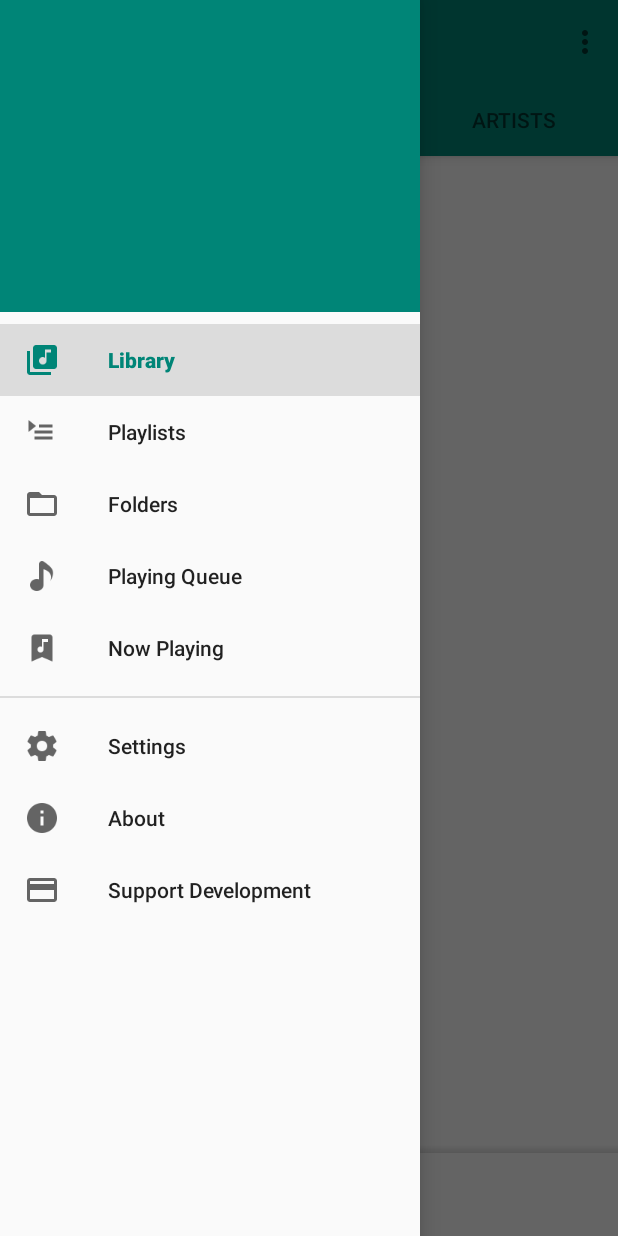
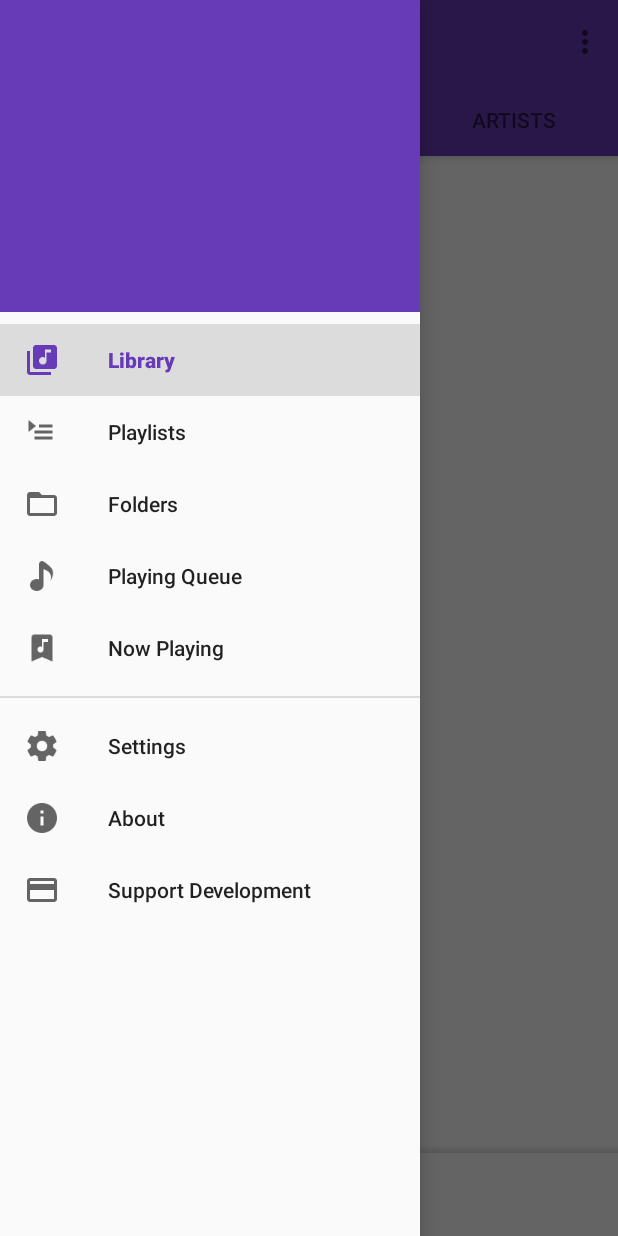
Before and after one commit to wandereryoungg/MyTimber, an Android app: the screen it shows after launch (MainActivity), with the side drawer open, on a phone screen of 412 x 824 dp. Run offline under Robolectric (Android 15) with nearby library versions, the phone set to English and light mode, and no system bars; our stand-ins replace CircleImageView; libraries missing offline, so code that uses them is left out: androidx.palette.graphics, com.afollestad.materialdialogs, com.anjlab.android, com.nostra13.universalimageloader, com.young.appthemeengine and 1 more; 12 statements that could not run were skipped.

Commit message:
3/27在家

```diff
--- a/app/src/main/java/com/young/timber/TimberApp.java
+++ b/app/src/main/java/com/young/timber/TimberApp.java
@@ -2,13 +2,63 @@ package com.young.timber;
 
 import androidx.multidex.MultiDexApplication;
 
+import com.nostra13.universalimageloader.core.ImageLoader;
+import com.nostra13.universalimageloader.core.ImageLoaderConfiguration;
+import com.nostra13.universalimageloader.core.download.BaseImageDownloader;
+import com.nostra13.universalimageloader.utils.L;
+import com.young.appthemeengine.ATE;
 import com.young.timber.permissions.Young;
+import com.young.timber.utils.PreferencesUtility;
+
+import java.io.IOException;
+import java.io.InputStream;
 
 public class TimberApp extends MultiDexApplication {
+
+    private static TimberApp mInstance;
+
+    public static synchronized TimberApp getInstance() {
+        return mInstance;
+    }
 
     @Override
     public void onCreate() {
         super.onCreate();
+        mInstance = this;
+
+        ImageLoaderConfiguration localImageLoaderConfiguration = new ImageLoaderConfiguration.Builder(this)
+                .imageDownloader(new BaseImageDownloader(this) {
+                    PreferencesUtility pref = PreferencesUtility.getInstance(TimberApp.this);
+
+                    @Override
+                    protected InputStream getStreamFromNetwork(String imageUri, Object extra) throws IOException {
+                        if (pref.loadArtistAndAlbumImages()) {
+                            return super.getStreamFromNetwork(imageUri, extra);
+                        }
+                        throw new IOException();
+                    }
+                }).build();
+        ImageLoader.getInstance().init(localImageLoaderConfiguration);
+        L.writeLogs(false);
+        L.writeDebugLogs(false);
         Young.init(this);
+
+        if (!ATE.config(this, "light_theme").isConfigured()) {
+            ATE.config(this,"light_theme")
+                    .activityTheme(R.style.AppThemeLight)
+                    .primaryColorRes(R.color.colorPrimaryLightDefault)
+                    .accentColorRes(R.color.colorAccentLightDefault)
+                    .coloredNavigationBar(false)
+                    .usingMaterialDialogs(true)
+                    .commit();
+        }
+        if(!ATE.config(this,"dark_theme").isConfigured()){
+            ATE.config(this,"dark_theme")
+                    .activityTheme(R.style.AppThemeDark)
+
+        }
+
+
+
     }
 }
--- a/app/src/main/java/com/young/timber/utils/PreferencesUtility.java
+++ b/app/src/main/java/com/young/timber/utils/PreferencesUtility.java
@@ -4,6 +4,7 @@ import android.content.Context;
 import android.content.Intent;
 import android.content.SharedPreferences;
 import android.net.ConnectivityManager;
+import android.net.NetworkInfo;
 import android.os.Bundle;
 
 import com.young.timber.MusicPlayer;
@@ -171,6 +172,16 @@ public final class PreferencesUtility {
     }
 
     public boolean loadArtistAndAlbumImages() {
+        if (mPreferences.getBoolean(ARTIST_ALBUM_IMAGE, true)) {
+            if (!mPreferences.getBoolean(ARTIST_ALBUM_IMAGE_MOBILE, true)) {
+                if (connManager == null) {
+                    connManager = (ConnectivityManager) context.getSystemService(Context.CONNECTIVITY_SERVICE);
+                    NetworkInfo info = connManager.getActiveNetworkInfo();
+                    return info != null && info.getType() == ConnectivityManager.TYPE_WIFI;
+                }
+                return true;
+            }
+        }
         return false;
     }
 }
--- /dev/null
+++ b/app/src/main/res/color/state_selector_dark.xml
@@ -0,0 +1,5 @@
+<?xml version="1.0" encoding="utf-8"?>
+<selector xmlns:android="http://schemas.android.com/apk/res/android">
+    <item android:color="#ffffff" android:state_checked="true" />
+    <item android:color="#ffffff" android:state_checked="false" />
+</selector>
--- /dev/null
+++ b/app/src/main/res/color/state_selector_light.xml
@@ -0,0 +1,5 @@
+<?xml version="1.0" encoding="utf-8"?>
+<selector xmlns:android="http://schemas.android.com/apk/res/android">
+    <item android:color="#673AB7" android:state_checked="true" />
+    <item android:color="#000000" android:state_checked="false" />
+</selector>
--- /dev/null
+++ b/app/src/main/res/drawable/progress_drawable.xml
@@ -0,0 +1,19 @@
+<?xml version="1.0" encoding="utf-8"?>
+<layer-list xmlns:android="http://schemas.android.com/apk/res/android">
+
+    <item android:id="@android:id/background">
+        <shape>
+            <solid
+                android:color="@android:color/transparent" />
+        </shape>
+    </item>
+
+    <item android:id="@android:id/progress">
+        <clip>
+            <shape>
+                <solid
+                    android:color="#FF4081" />
+            </shape>
+        </clip>
+    </item>
+</layer-list>
--- /dev/null
+++ b/app/src/main/res/drawable/progress_drawable_dark.xml
@@ -0,0 +1,19 @@
+<?xml version="1.0" encoding="utf-8"?>
+<layer-list xmlns:android="http://schemas.android.com/apk/res/android">
+
+    <item android:id="@android:id/background">
+        <shape>
+            <solid
+                android:color="@android:color/transparent" />
+        </shape>
+    </item>
+
+    <item android:id="@android:id/progress">
+        <clip>
+            <shape>
+                <solid
+                    android:color="#ffb701" />
+            </shape>
+        </clip>
+    </item>
+</layer-list>
--- /dev/null
+++ b/app/src/main/res/drawable/progress_drawable_withbackground.xml
@@ -0,0 +1,19 @@
+<?xml version="1.0" encoding="utf-8"?>
+<layer-list xmlns:android="http://schemas.android.com/apk/res/android">
+
+    <item android:id="@android:id/background">
+        <shape>
+            <solid
+                android:color="#33000000" />
+        </shape>
+    </item>
+
+    <item android:id="@android:id/progress">
+        <clip>
+            <shape>
+                <solid
+                    android:color="#FF4081" />
+            </shape>
+        </clip>
+    </item>
+</layer-list>
--- /dev/null
+++ b/app/src/main/res/drawable/progress_drawable_withbackground_dark.xml
@@ -0,0 +1,19 @@
+<?xml version="1.0" encoding="utf-8"?>
+<layer-list xmlns:android="http://schemas.android.com/apk/res/android">
+
+    <item android:id="@android:id/background">
+        <shape>
+            <solid
+                android:color="#33ffffff" />
+        </shape>
+    </item>
+
+    <item android:id="@android:id/progress">
+        <clip>
+            <shape>
+                <solid
+                    android:color="#ffb701" />
+            </shape>
+        </clip>
+    </item>
+</layer-list>
--- a/app/src/main/res/values/attrs.xml
+++ b/app/src/main/res/values/attrs.xml
@@ -1,5 +1,7 @@
 <?xml version="1.0" encoding="utf-8"?>
 <resources>
+
+    <attr name="ate_key" format="string" />
 
     <declare-styleable name="SlidingUpPanelLayout">
         <attr name="panelHeight" format="dimension" />
--- a/app/src/main/res/values/colors.xml
+++ b/app/src/main/res/values/colors.xml
@@ -1,6 +1,41 @@
 <?xml version="1.0" encoding="utf-8"?>
 <resources>
-    <color name="colorPrimary">#008577</color>
-    <color name="colorPrimaryDark">#00574B</color>
-    <color name="colorAccent">#D81B60</color>
+
+    <color name="window_background">#FFF5F5F5</color>
+    <color name="window_background_dark">#212121</color>
+    <color name="window_background_black">#000000</color>
+    <color name="bt_accent">#00B8D4</color>
+
+    <color name="colorPrimary">#673AB7</color>
+    <color name="colorPrimaryDark">#512DA8</color>
+    <color name="colorAccent">#FF4081</color>
+
+    <color name="colorPrimaryDarkTheme">#4a4959</color>
+    <color name="colorPrimaryDarkDarkTheme">#525065</color>
+    <color name="colorAccentDarkTheme">#ffb701</color>
+
+    <color name="colorPrimaryBlack">#000000</color>
+    <color name="colorPrimaryDarkBlack">#000000</color>
+    <color name="colorAccentBlack">#ffffff</color>
+
+    <color name="colorSelectableItemWhite">#77ffffff</color>
+
+    <color name="pink_transparent">#44700d39</color>
+    <color name="green_transparent">#44375a1f</color>
+    <color name="blue_transparent">#44293576</color>
+    <color name="red_transparent">#447f3907</color>
+    <color name="purple_transparent">#44432677</color>
+
+    <color name="black_translucent">#66000000</color>
+    <color name="white_translucent">#c8ffffff</color>
+
+    <color name="progressBackgroundColorLight">#33000000</color>
+    <color name="progressBackgroundColorDark">#33ffffff</color>
+
+    <color name="colorPrimaryLightDefault">#FAFAFA</color>
+    <color name="colorAccentLightDefault">#E91E63</color>
+
+    <color name="colorPrimaryDarkDefault">#37474F</color>
+    <color name="colorAccentDarkDefault">#2196F3</color>
+
 </resources>
--- a/app/src/main/res/values/styles.xml
+++ b/app/src/main/res/values/styles.xml
@@ -1,4 +1,13 @@
 <resources>
+
+    <attr format="reference" name="cardStyle"/>
+    <attr format="reference" name="accentColor"/>
+    <attr format="reference" name="iconColor"/>
+    <attr format="reference" name="windowBackground"/>
+    <attr format="reference" name="progressBackgroundColor"/>
+    <attr format="reference" name="progressDrawable"/>
+    <attr format="reference" name="progressDrawableWithBackground" />
+    <attr format="reference" name="stateSelector" />
 
     <!-- Base application theme. -->
     <style name="AppTheme" parent="Theme.AppCompat.Light.NoActionBar">
@@ -22,4 +31,54 @@
         <item name="rippleColor">@android:color/white</item>
     </style>
 
+    <style name="ThemeBaseLight" parent="Theme.AppCompat.Light.NoActionBar">
+        <item name="colorPrimary">@color/colorPrimary</item>
+        <item name="colorPrimaryDark">@color/colorPrimaryDark</item>
+        <item name="colorAccent">@color/colorAccent</item>
+        <item name="android:windowBackground">@color/window_background</item>
+        <item name="cardStyle">@style/CardViewStyle.Light</item>
+        <item name="accentColor">@color/colorAccent</item>
+        <item name="iconColor">@android:color/black</item>
+        <item name="windowBackground">@color/window_background</item>
+        <item name="stateSelector">@color/state_selector_light</item>
+        <item name="progressBackgroundColor">@color/progressBackgroundColorLight</item>
+        <item name="progressDrawable">@drawable/progress_drawable</item>
+        <item name="progressDrawableWithBackground">@drawable/progress_drawable_withbackground</item>
+        <item name="ate_key">light_theme</item>
+    </style>
+
+    <style name="ThemeBaseDark" parent="Theme.AppCompat.NoActionBar">
+        <item name="colorPrimary">@color/colorPrimaryDarkTheme</item>
+        <item name="colorPrimaryDark">@color/colorPrimaryDarkDarkTheme</item>
+        <item name="colorAccent">@color/colorAccentDarkTheme</item>
+        <item name="android:windowBackground">@color/window_background_dark</item>
+        <item name="cardStyle">@style/CardViewStyle.Dark</item>
+        <item name="accentColor">@color/colorAccentDarkTheme</item>
+        <item name="iconColor">@android:color/white</item>
+        <item name="windowBackground">@color/window_background_dark</item>
+        <item name="stateSelector">@color/state_selector_dark</item>
+        <item name="progressBackgroundColor">@color/progressBackgroundColorDark</item>
+        <item name="progressDrawable">@drawable/progress_drawable_dark</item>
+        <item name="progressDrawableWithBackground">@drawable/progress_drawable_withbackground_dark</item>
+        <item name="ate_key">dark_theme</item>
+    </style>
+
+    <style name="AppThemeLight" parent="ThemeBaseLight">
+
+    </style>
+
+    <style name="AppThemeDark" parent="ThemeBaseDark">
+
+    </style>
+
+
+
+    <style name="CardViewStyle.Light" parent="CardView">
+        <item name="cardBackgroundColor">@color/window_background</item>
+    </style>
+
+    <style name="CardViewStyle.Dark" parent="CardView">
+        <item name="cardBackgroundColor">@color/window_background_dark</item>
+    </style>
+
 </resources>
```
